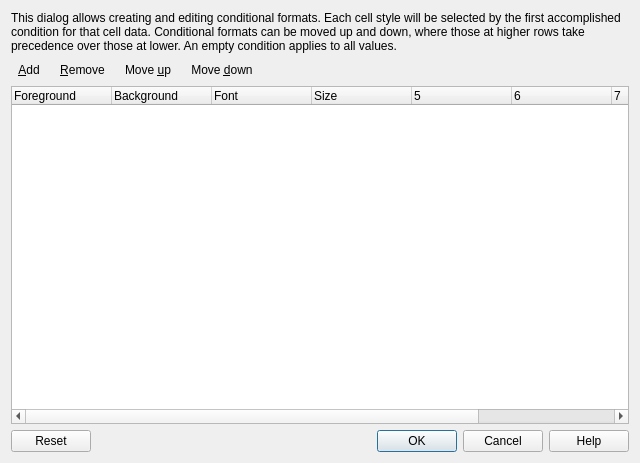
sqlitebrowser/sqlitebrowser, file src/CondFormatManager.ui: the form before one commit.
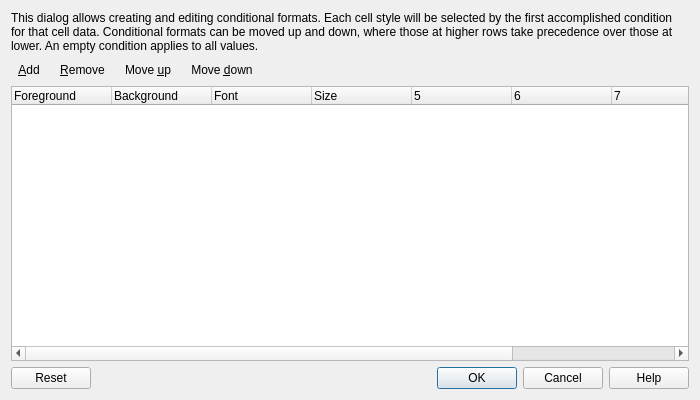
The form after the commit. Icons and pictures are not drawn.

Commit message:
Added text alignment to conditional formats
Combo box for selecting the desired text alignment for a conditional
format.

The default alignment in the browser has been adjusted for numbers, which
are now aligned to the right as in spreadsheets.

Project file format updated.

See issues #1976 and #1815.

```diff
--- a/src/CondFormatManager.ui
+++ b/src/CondFormatManager.ui
@@ -6,8 +6,8 @@
    <rect>
     <x>0</x>
     <y>0</y>
-    <width>640</width>
-    <height>463</height>
+    <width>700</width>
+    <height>400</height>
    </rect>
   </property>
   <property name="windowTitle">
@@ -215,6 +215,11 @@
         <normaloff>:/icons/text_underline.png</normaloff>:/icons/text_underline.png</iconset>
       </property>
      </column>
+     <column>
+      <property name="text">
+       <string>Alignment</string>
+      </property>
+     </column>
      <column>
       <property name="text">
        <string>Condition</string>
```
The commit also changes 7 other files.
